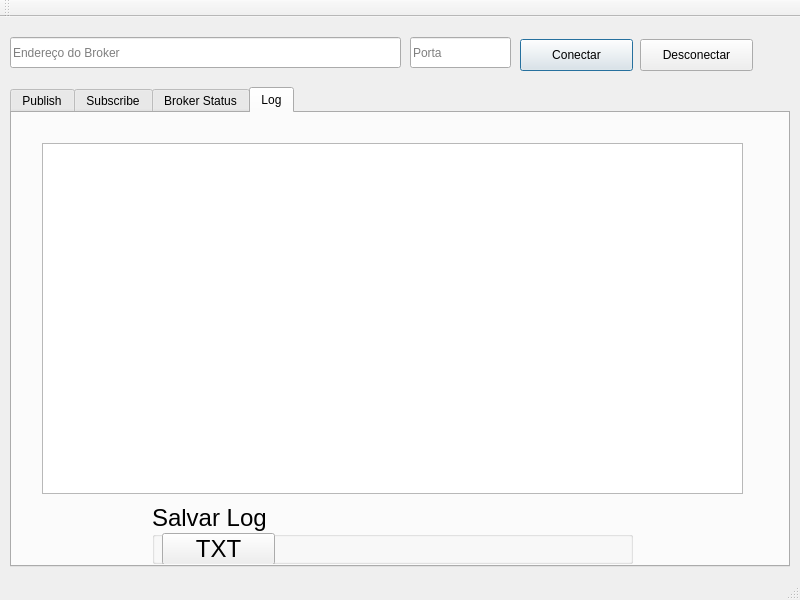
This is window.ui in helbert-rocha/MQTTClient as Qt 5 draws it before an edit. The edited form follows.
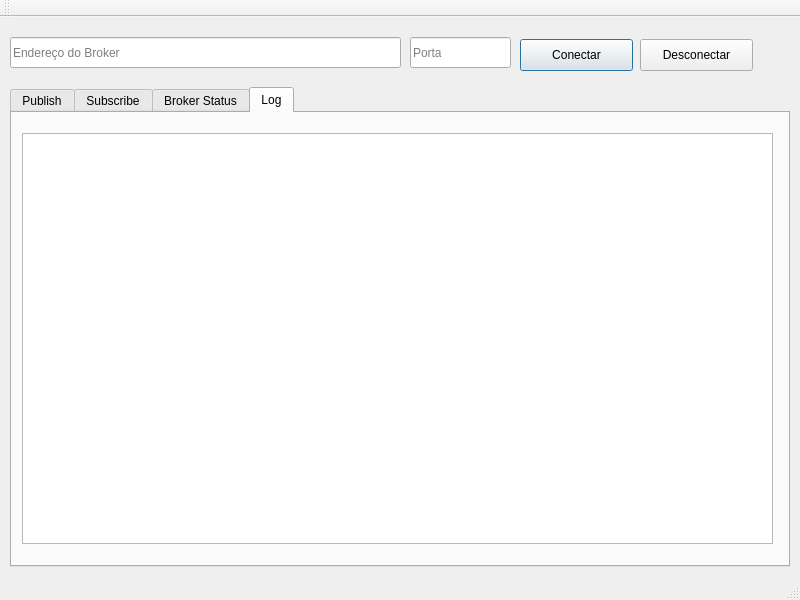
This is the edited form. The open tabs and pages were chosen to show the change.

Patch:
```diff
--- a/window.ui
+++ b/window.ui
@@ -803,44 +803,13 @@
      <widget class="QListWidget" name="listWidgetLogs">
       <property name="geometry">
        <rect>
-        <x>30</x>
-        <y>30</y>
-        <width>701</width>
-        <height>351</height>
+        <x>10</x>
+        <y>20</y>
+        <width>751</width>
+        <height>411</height>
        </rect>
       </property>
      </widget>
-     <widget class="QGroupBox" name="groupBox">
-      <property name="geometry">
-       <rect>
-        <x>140</x>
-        <y>390</y>
-        <width>481</width>
-        <height>61</height>
-       </rect>
-      </property>
-      <property name="font">
-       <font>
-        <pointsize>18</pointsize>
-       </font>
-      </property>
-      <property name="title">
-       <string>Salvar Log</string>
-      </property>
-      <widget class="QPushButton" name="pushButtonSaveLogTxt">
-       <property name="geometry">
-        <rect>
-         <x>10</x>
-         <y>30</y>
-         <width>113</width>
-         <height>32</height>
-        </rect>
-       </property>
-       <property name="text">
-        <string>TXT</string>
-       </property>
-      </widget>
-     </widget>
     </widget>
    </widget>
   </widget>
```
Left out of the diff: 2 changed lines with no effect on the pictures.
